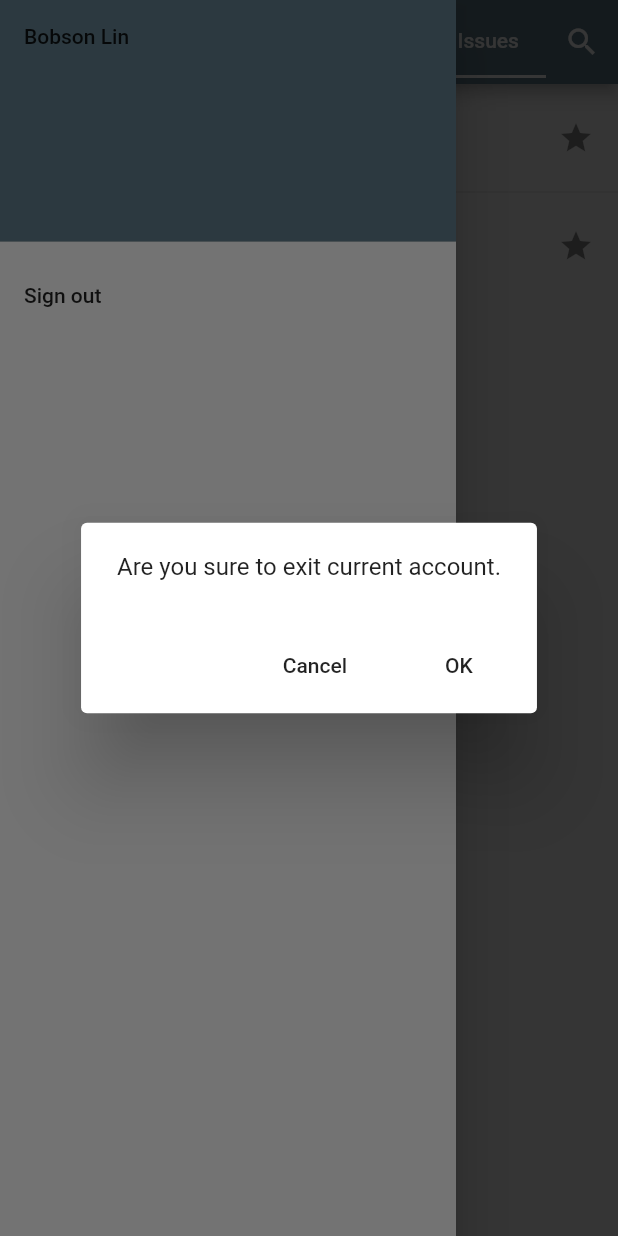
After one commit to Rjiegit/gitme, a Flutter app: the MainPage screen opened by its route, tab 4 chosen, in the side drawer, after a tap on "Sign out", on a phone screen of 412 x 824 dp. The commit adds this screen. Run offline on Flutter 3.47's test engine with Material 2 defaults, Android fonts, the phone set to English and light mode, and no system bars; our stand-ins replace flutter_progress_hud.

Commit message:
Add pages

```diff
--- /dev/null
+++ b/lib/pages/activity.dart
@@ -0,0 +1,38 @@
+import 'package:flutter/material.dart';
+
+class ActivityPage extends StatelessWidget {
+  final List actList = [
+    {
+      "title": "yyx990803 starred cyanzhong/apple-terminated-my-dev-account",
+      "time": "4 days ago",
+    },
+    {
+      "title": "LiangJunrong starred fex-team/styleguide",
+      "time": "4 days ago",
+    },
+    {
+      "title": "ethan-funny starred NLP-LOVE/ML-NLP",
+      "time": "5 days ago",
+    },
+  ];
+
+  @override
+  Widget build(BuildContext context) {
+    return Container(
+      child: ListView.separated(
+        itemCount: actList.length,
+        itemBuilder: (BuildContext context, int index) {
+          return ListTile(
+            leading: Icon(Icons.account_circle),
+            title: Text(actList[index]["title"]),
+            subtitle: Text(actList[index]["time"]),
+            trailing: Icon(Icons.star),
+            onTap: () {},
+          );
+        },
+        separatorBuilder: (BuildContext context, int index) =>
+            const Divider(height: 0.0),
+      ),
+    );
+  }
+}
--- a/lib/pages/home.dart
+++ b/lib/pages/home.dart
@@ -1,4 +1,7 @@
 import 'package:flutter/material.dart';
+import 'package:gitme/pages/activity.dart';
+import 'package:gitme/pages/issue.dart';
+import 'package:gitme/pages/repo.dart';
 
 // 主頁面
 class MainPage extends StatelessWidget {
@@ -28,9 +31,9 @@ class MainPage extends StatelessWidget {
         body: TabBarView(
           children: <Widget>[
             HomePage(),
-            Text("Repo"),
-            Text("Activity"),
-            Text("Issues"),
+            RepoPage(),
+            ActivityPage(),
+            IssuePage(),
           ],
         ),
         drawer: Drawer(
@@ -45,8 +48,25 @@ class MainPage extends StatelessWidget {
               ),
               ListTile(
                 title: Text("Sign out"),
-                onTap: () {
-                  Navigator.pushReplacementNamed(context, "/login");
+                onTap: () async {
+                  await showDialog(
+                    context: context,
+                    barrierDismissible: false,
+                    builder: (context) => AlertDialog(
+                      content: Text("Are you sure to exit current account."),
+                      actions: <Widget>[
+                        FlatButton(
+                          child: Text("Cancel"),
+                          onPressed: () => Navigator.pop(context),
+                        ),
+                        FlatButton(
+                          child: Text("OK"),
+                          onPressed: () => Navigator.pushNamedAndRemoveUntil(
+                              context, "/login", ModalRoute.withName('/')),
+                        ),
+                      ],
+                    ),
+                  );
                 },
               ),
             ],
--- /dev/null
+++ b/lib/pages/issue.dart
@@ -0,0 +1,34 @@
+import 'package:flutter/material.dart';
+
+class IssuePage extends StatelessWidget {
+  final List issueList = [
+    {
+      "title": "Include additional log fields #1",
+      "time": "11 days ago",
+    },
+    {
+      "title": "AdPlayer Widget #1",
+      "time": "3 months ago",
+    },
+  ];
+
+  @override
+  Widget build(BuildContext context) {
+    return Container(
+      child: ListView.separated(
+        itemCount: issueList.length,
+        itemBuilder: (BuildContext context, int index) {
+          return ListTile(
+            leading: Icon(Icons.account_circle),
+            title: Text(issueList[index]["title"]),
+            subtitle: Text(issueList[index]["time"]),
+            trailing: Icon(Icons.star),
+            onTap: () {},
+          );
+        },
+        separatorBuilder: (BuildContext context, int index) =>
+            const Divider(height: 0.0),
+      ),
+    );
+  }
+}
--- a/pubspec.yaml
+++ b/pubspec.yaml
@@ -28,6 +28,7 @@ dependencies:
   # The following adds the Cupertino Icons font to your application.
   # Use with the CupertinoIcons class for iOS style icons.
   cupertino_icons: ^1.0.2
+  flutter_progress_hud: ^2.0.0
 
 dev_dependencies:
   flutter_test:
```
Also changed, not shown: lib/pages/login.dart (+16 -3 lines), lib/pages/repo.dart (added, +43 -0 lines), pubspec.lock.
